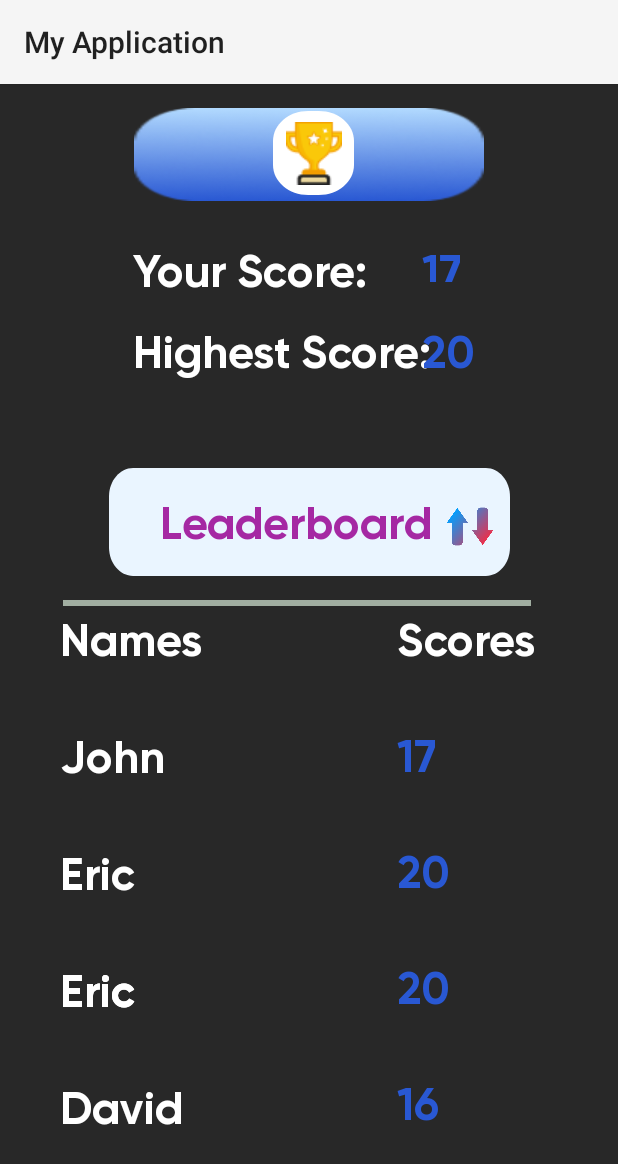
After one commit to TanayK07/Cykids_UIA, an Android app: the leaderboard screen opened directly, with no data from a screen before it, on a phone screen of 412 x 824 dp. The commit adds this screen. Shown: the top 1164 px of the screen. Run offline under Robolectric (Android 15) with nearby library versions, the light colour scheme and no system bars.

Commit message:
Leaderboard

```diff
--- a/app/src/main/AndroidManifest.xml
+++ b/app/src/main/AndroidManifest.xml
@@ -79,6 +79,7 @@
         <activity android:name=".Quiz_play_2_display"></activity>
         <activity android:name=".memory_game_level1"></activity>
         <activity android:name=".Level_1_waiting"></activity>
+        <activity android:name=".leaderboard"></activity>
         <activity android:name=".Newcomer"
             android:screenOrientation="landscape"
             android:theme="@style/AppTheme.noActionBar"
--- a/app/src/main/java/com/example/myapplication/SplashScreenActivity.java
+++ b/app/src/main/java/com/example/myapplication/SplashScreenActivity.java
@@ -9,6 +9,7 @@ import android.media.SoundPool;
 import android.os.Build;
 import android.os.Bundle;
 import android.view.View;
+import android.widget.ImageView;
 
 import androidx.appcompat.app.AlertDialog;
 import androidx.appcompat.app.AppCompatActivity;
@@ -98,8 +99,12 @@ public class SplashScreenActivity extends AppCompatActivity {
         View btn_quiz=(View)findViewById(R.id.rectangle_6);
         View btn_about=(View)findViewById(R.id.rectanglaboutus);
         View btn_learn=(View)findViewById(R.id.rectangle_7);
+        ImageView buttonLeaderBoard = (ImageView)findViewById(R.id.rectangle_1);
         Intent svc=new Intent(this, BackgroundSoundService.class);
         startService(svc);
+        buttonLeaderBoard.setOnClickListener(v -> {startActivity(new Intent(SplashScreenActivity.this, leaderboard.class));
+            soundPool.play(button_music, 1, 1, 0, 0, 1);
+        });
         btn_play.setOnClickListener(v ->
         {   stopService(svc);
             startActivity(new Intent(SplashScreenActivity.this,Game_page.class));
--- /dev/null
+++ b/app/src/main/java/com/example/myapplication/leaderboard.java
@@ -0,0 +1,14 @@
+package com.example.myapplication;
+
+import androidx.appcompat.app.AppCompatActivity;
+
+import android.os.Bundle;
+
+public class leaderboard extends AppCompatActivity {
+
+    @Override
+    protected void onCreate(Bundle savedInstanceState) {
+        super.onCreate(savedInstanceState);
+        setContentView(R.layout.leaderboard);
+    }
+}
--- /dev/null
+++ b/app/src/main/res/layout/leaderboard.xml
@@ -0,0 +1,383 @@
+<?xml version="1.0" encoding="utf-8"?>
+<androidx.constraintlayout.widget.ConstraintLayout xmlns:android="http://schemas.android.com/apk/res/android"
+    xmlns:app="http://schemas.android.com/apk/res-auto"
+    xmlns:tools="http://schemas.android.com/tools"
+    android:layout_width="match_parent"
+    android:layout_height="match_parent"
+    android:background="#282828"
+    tools:context=".leaderboard">
+
+    <ImageView
+        android:id="@+id/rectangle_1"
+        android:layout_width="233dp"
+        android:layout_height="62dp"
+        android:layout_alignParentLeft="true"
+        android:layout_alignParentTop="true"
+        android:layout_marginTop="16dp"
+        android:background="@drawable/rect1"
+        app:layout_constraintEnd_toEndOf="parent"
+        app:layout_constraintStart_toStartOf="parent"
+        app:layout_constraintTop_toTopOf="parent" />
+
+    <View
+        android:id="@+id/rectangle_2"
+        android:layout_width="54dp"
+        android:layout_height="56dp"
+        android:layout_alignParentLeft="true"
+        android:layout_alignParentTop="true"
+        android:layout_marginBottom="4dp"
+        android:layout_marginStart="5dp"
+        android:background="@drawable/rectangle_1"
+        app:layout_constraintBottom_toBottomOf="@+id/rectangle_1"
+        app:layout_constraintEnd_toEndOf="@+id/rectangle_1"
+        app:layout_constraintHorizontal_bias="0.503"
+        app:layout_constraintStart_toStartOf="@+id/rectangle_1"
+        app:layout_constraintTop_toTopOf="@+id/rectangle_1"
+        app:layout_constraintVertical_bias="1.0" />
+
+    <View
+        android:id="@+id/trophy_icon"
+        android:layout_width="37dp"
+        android:layout_height="42dp"
+        android:layout_alignParentLeft="true"
+        android:layout_alignParentTop="true"
+        android:background="@drawable/trophy"
+        app:layout_constraintBottom_toBottomOf="@+id/rectangle_2"
+        app:layout_constraintEnd_toEndOf="@+id/rectangle_2"
+        app:layout_constraintStart_toStartOf="@+id/rectangle_2"
+        app:layout_constraintTop_toTopOf="@+id/rectangle_2" />
+
+    <TextView
+        android:id="@+id/your_score"
+        android:layout_width="233dp"
+        android:layout_height="38dp"
+        android:layout_alignParentLeft="true"
+        android:layout_alignParentTop="true"
+        android:layout_marginStart="50dp"
+        android:layout_marginTop="28dp"
+        android:layout_marginEnd="90dp"
+        android:fontFamily="@font/gilroyb"
+        android:gravity="top"
+        android:text="Your Score: "
+        android:textAppearance="@style/your_progre"
+        android:textColor="#fff"
+        app:layout_constraintEnd_toEndOf="parent"
+        app:layout_constraintHorizontal_bias="1.0"
+        app:layout_constraintStart_toStartOf="parent"
+        app:layout_constraintTop_toBottomOf="@+id/rectangle_1" />
+
+    <TextView
+        android:id="@+id/score"
+        android:layout_width="125dp"
+        android:layout_height="26dp"
+        android:layout_alignParentLeft="true"
+        android:layout_alignParentTop="true"
+        android:layout_marginStart="40dp"
+        android:layout_marginTop="28dp"
+        android:layout_marginEnd="5dp"
+        android:fontFamily="@font/gilroyb"
+        android:gravity="top"
+        android:text="17"
+        android:textAppearance="@style/your_progre"
+        android:textColor="#2958D3"
+        app:layout_constraintEnd_toEndOf="parent"
+        app:layout_constraintHorizontal_bias="1.0"
+        app:layout_constraintStart_toStartOf="parent"
+        app:layout_constraintTop_toBottomOf="@+id/rectangle_1" />
+
+    <TextView
+        android:id="@+id/high_score"
+        android:layout_width="233dp"
+        android:layout_height="38dp"
+        android:layout_alignParentLeft="true"
+        android:layout_alignParentTop="true"
+        android:layout_marginStart="40dp"
+        android:layout_marginTop="16dp"
+        android:layout_marginEnd="90dp"
+        android:fontFamily="@font/gilroyb"
+        android:gravity="top"
+        android:text="Highest Score:"
+        android:textAppearance="@style/your_progre"
+        android:textColor="#fff"
+        app:layout_constraintEnd_toEndOf="parent"
+        app:layout_constraintHorizontal_bias="1.0"
+        app:layout_constraintStart_toStartOf="parent"
+        app:layout_constraintTop_toBottomOf="@+id/your_score" />
+
+    <TextView
+        android:id="@+id/high_scores"
+        android:layout_width="125dp"
+        android:layout_height="37dp"
+        android:layout_alignParentLeft="true"
+        android:layout_alignParentTop="true"
+        android:layout_marginStart="40dp"
+        android:layout_marginTop="28dp"
+        android:layout_marginEnd="5dp"
+        android:fontFamily="@font/gilroyb"
+        android:gravity="top"
+        android:text="20"
+        android:textAppearance="@style/your_progre"
+        android:textColor="#2958D3"
+        app:layout_constraintEnd_toEndOf="parent"
+        app:layout_constraintHorizontal_bias="1.0"
+        app:layout_constraintStart_toStartOf="parent"
+        app:layout_constraintTop_toBottomOf="@+id/score" />
+
+    <ImageView
+        android:id="@+id/rectangle"
+        android:layout_width="267dp"
+        android:layout_height="72dp"
+        android:layout_alignParentLeft="true"
+        android:layout_alignParentTop="true"
+        android:layout_marginTop="256dp"
+        android:background="@drawable/levelrects"
+        app:layout_constraintEnd_toEndOf="parent"
+        app:layout_constraintStart_toStartOf="parent"
+        app:layout_constraintTop_toTopOf="parent" />
+
+
+    <View
+        android:id="@+id/leader_icon"
+        android:layout_width="37dp"
+        android:layout_height="42dp"
+        android:layout_alignParentLeft="true"
+        android:layout_alignParentTop="true"
+        android:background="@drawable/arrows"
+        app:layout_constraintBottom_toBottomOf="@+id/rectangle"
+        app:layout_constraintEnd_toEndOf="@+id/rectangle"
+        app:layout_constraintHorizontal_bias="0.965"
+        app:layout_constraintStart_toStartOf="@+id/rectangle"
+        app:layout_constraintTop_toTopOf="@+id/rectangle"
+        app:layout_constraintVertical_bias="0.6" />
+
+    <TextView
+        android:layout_width="312dp"
+        android:layout_height="4dp"
+        android:layout_marginTop="16dp"
+        android:layout_marginBottom="12dp"
+        android:background="#A1AEA1"
+        android:gravity="center_horizontal"
+        android:textSize="25sp"
+        app:layout_constraintEnd_toEndOf="parent"
+        app:layout_constraintHorizontal_bias="0.421"
+        app:layout_constraintStart_toStartOf="parent"
+        app:layout_constraintTop_toBottomOf="@+id/rectangle" />
+
+    <TextView
+        android:id="@+id/leaderText"
+        android:layout_width="233dp"
+        android:layout_height="38dp"
+        android:layout_alignParentTop="true"
+        android:layout_marginStart="40dp"
+        android:layout_marginTop="196dp"
+        android:layout_marginEnd="28dp"
+        android:fontFamily="@font/gilroyb"
+        android:gravity="top"
+        android:text="Leaderboard"
+        android:textAppearance="@style/your_progre"
+        android:textColor="#A528A3"
+        app:layout_constraintEnd_toEndOf="parent"
+        app:layout_constraintHorizontal_bias="0.602"
+        app:layout_constraintStart_toStartOf="parent"
+        app:layout_constraintTop_toBottomOf="@+id/rectangle_1" />
+
+    <TextView
+        android:id="@+id/names"
+        android:layout_width="233dp"
+        android:layout_height="38dp"
+        android:layout_alignParentTop="true"
+        android:layout_marginStart="40dp"
+        android:layout_marginTop="40dp"
+        android:layout_marginEnd="40dp"
+        android:fontFamily="@font/gilroyb"
+        android:gravity="top"
+        android:text="Names"
+        android:textAppearance="@style/your_progre"
+        android:textColor="#fff"
+        app:layout_constraintEnd_toEndOf="parent"
+        app:layout_constraintHorizontal_bias="0.0"
+        app:layout_constraintStart_toStartOf="parent"
+        app:layout_constraintTop_toBottomOf="@+id/leaderText" />
+
+    <TextView
+        android:id="@+id/sccores"
+        android:layout_width="137dp"
+        android:layout_height="37dp"
+        android:layout_alignParentTop="true"
+        android:layout_marginStart="40dp"
+        android:layout_marginTop="40dp"
+        android:layout_marginEnd="10dp"
+        android:fontFamily="@font/gilroyb"
+        android:gravity="top"
+        android:text="Scores"
+        android:textAppearance="@style/your_progre"
+        android:textColor="#fff"
+        app:layout_constraintEnd_toEndOf="parent"
+        app:layout_constraintHorizontal_bias="1.0"
+        app:layout_constraintStart_toStartOf="parent"
+        app:layout_constraintTop_toBottomOf="@+id/leaderText" />
+
+    <TextView
+        android:id="@+id/name1"
+        android:layout_width="233dp"
+        android:layout_height="38dp"
+        android:layout_alignParentTop="true"
+        android:layout_marginStart="40dp"
+        android:layout_marginTop="40dp"
+        android:layout_marginEnd="40dp"
+        android:fontFamily="@font/gilroyb"
+        android:gravity="top"
+        android:text="John"
+        android:textAppearance="@style/your_progre"
+        android:textColor="#fff"
+        app:layout_constraintEnd_toEndOf="parent"
+        app:layout_constraintHorizontal_bias="0.0"
+        app:layout_constraintStart_toStartOf="parent"
+        app:layout_constraintTop_toBottomOf="@+id/names" />
+
+    <TextView
+        android:id="@+id/score1"
+        android:layout_width="137dp"
+        android:layout_height="37dp"
+        android:layout_alignParentTop="true"
+        android:layout_marginStart="40dp"
+        android:layout_marginTop="40dp"
+        android:layout_marginEnd="10dp"
+        android:fontFamily="@font/gilroyb"
+        android:gravity="top"
+        android:text="17"
+        android:textAppearance="@style/your_progre"
+        android:textColor="#2958D3"
+        app:layout_constraintEnd_toEndOf="parent"
+        app:layout_constraintHorizontal_bias="1.0"
+        app:layout_constraintStart_toStartOf="parent"
+        app:layout_constraintTop_toBottomOf="@+id/sccores" />
+
+    <TextView
+        android:id="@+id/name2"
+        android:layout_width="233dp"
+        android:layout_height="38dp"
+        android:layout_alignParentTop="true"
+        android:layout_marginStart="40dp"
+        android:layout_marginTop="40dp"
+        android:layout_marginEnd="40dp"
+        android:fontFamily="@font/gilroyb"
+        android:gravity="top"
+        android:text="Eric"
+        android:textAppearance="@style/your_progre"
+        android:textColor="#fff"
+        app:layout_constraintEnd_toEndOf="parent"
+        app:layout_constraintHorizontal_bias="0.0"
+        app:layout_constraintStart_toStartOf="parent"
+        app:layout_constraintTop_toBottomOf="@+id/name1" />
+
+    <TextView
+        android:id="@+id/score2"
+        android:layout_width="137dp"
+        android:layout_height="37dp"
+        android:layout_alignParentTop="true"
+        android:layout_marginStart="40dp"
+        android:layout_marginTop="40dp"
+        android:layout_marginEnd="10dp"
+        android:fontFamily="@font/gilroyb"
+        android:gravity="top"
+        android:text="20"
+        android:textAppearance="@style/your_progre"
+        android:textColor="#2958D3"
+        app:layout_constraintEnd_toEndOf="parent"
+        app:layout_constraintHorizontal_bias="1.0"
+        app:layout_constraintStart_toStartOf="parent"
+        app:layout_constraintTop_toBottomOf="@+id/score1" />
+
+    <TextView
+        android:id="@+id/name3"
+        android:layout_width="233dp"
+        android:layout_height="38dp"
+        android:layout_alignParentTop="true"
+        android:layout_marginStart="40dp"
+        android:layout_marginTop="40dp"
+        android:layout_marginEnd="40dp"
+        android:fontFamily="@font/gilroyb"
+        android:gravity="top"
+        android:text="Eric"
+        android:textAppearance="@style/your_progre"
+        android:textColor="#fff"
+        app:layout_constraintEnd_toEndOf="parent"
+        app:layout_constraintHorizontal_bias="0.0"
+        app:layout_constraintStart_toStartOf="parent"
+        app:layout_constraintTop_toBottomOf="@+id/name2" />
+
+    <TextView
+        android:id="@+id/score3"
+        android:layout_width="137dp"
+        android:layout_height="37dp"
+        android:layout_alignParentTop="true"
+        android:layout_marginStart="40dp"
+        android:layout_marginTop="40dp"
+        android:layout_marginEnd="10dp"
+        android:fontFamily="@font/gilroyb"
+        android:gravity="top"
+        android:text="20"
+        android:textAppearance="@style/your_progre"
+        android:textColor="#2958D3"
+        app:layout_constraintEnd_toEndOf="parent"
+        app:layout_constraintHorizontal_bias="1.0"
+        app:layout_constraintStart_toStartOf="parent"
+        app:layout_constraintTop_toBottomOf="@+id/score2" />
+
+    <TextView
+        android:id="@+id/name4"
+        android:layout_width="233dp"
+        android:layout_height="38dp"
+        android:layout_alignParentTop="true"
+        android:layout_marginStart="40dp"
+        android:layout_marginTop="40dp"
+        android:layout_marginEnd="40dp"
+        android:fontFamily="@font/gilroyb"
+        android:gravity="top"
+        android:text="Eric"
+        android:textAppearance="@style/your_progre"
+        android:textColor="#fff"
+        app:layout_constraintEnd_toEndOf="parent"
+        app:layout_constraintHorizontal_bias="0.0"
+        app:layout_constraintStart_toStartOf="parent"
+        app:layout_constraintTop_toBottomOf="@+id/name2" />
+
+    <TextView
+        android:id="@+id/name5"
+        android:layout_width="233dp"
+        android:layout_height="38dp"
+        android:layout_alignParentTop="true"
+        android:layout_marginStart="40dp"
+        android:layout_marginTop="40dp"
+        android:layout_marginEnd="40dp"
+        android:fontFamily="@font/gilroyb"
+        android:gravity="top"
+        android:text="David"
+        android:textAppearance="@style/your_progre"
+        android:textColor="#fff"
+        app:layout_constraintEnd_toEndOf="parent"
+        app:layout_constraintHorizontal_bias="0.0"
+        app:layout_constraintStart_toStartOf="parent"
+        app:layout_constraintTop_toBottomOf="@+id/name4" />
+
+    <TextView
+        android:id="@+id/score4"
+        android:layout_width="137dp"
+        android:layout_height="37dp"
+        android:layout_alignParentTop="true"
+        android:layout_marginStart="40dp"
+        android:layout_marginTop="40dp"
+        android:layout_marginEnd="10dp"
+        android:fontFamily="@font/gilroyb"
+        android:gravity="top"
+        android:text="16"
+        android:textAppearance="@style/your_progre"
+        android:textColor="#2958D3"
+        app:layout_constraintEnd_toEndOf="parent"
+        app:layout_constraintHorizontal_bias="1.0"
+        app:layout_constraintStart_toStartOf="parent"
+        app:layout_constraintTop_toBottomOf="@+id/score3" />
+
+
+</androidx.constraintlayout.widget.ConstraintLayout>
```
Also changed, not shown: app/src/main/res/drawable-v24/arrows.png (added).
